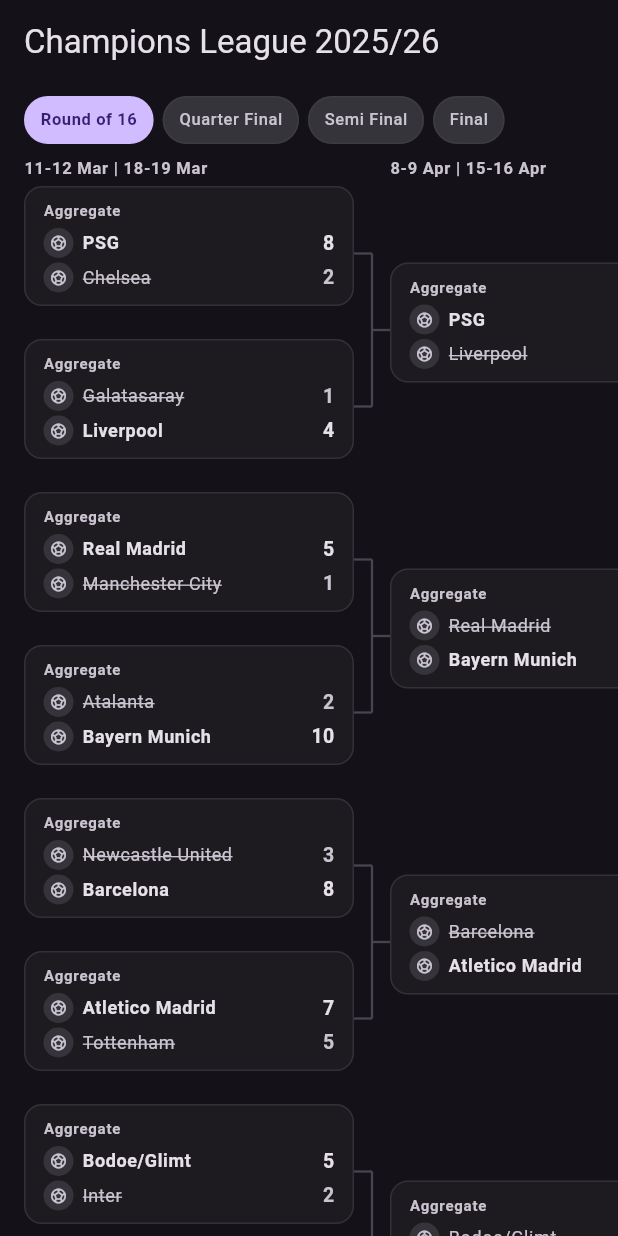
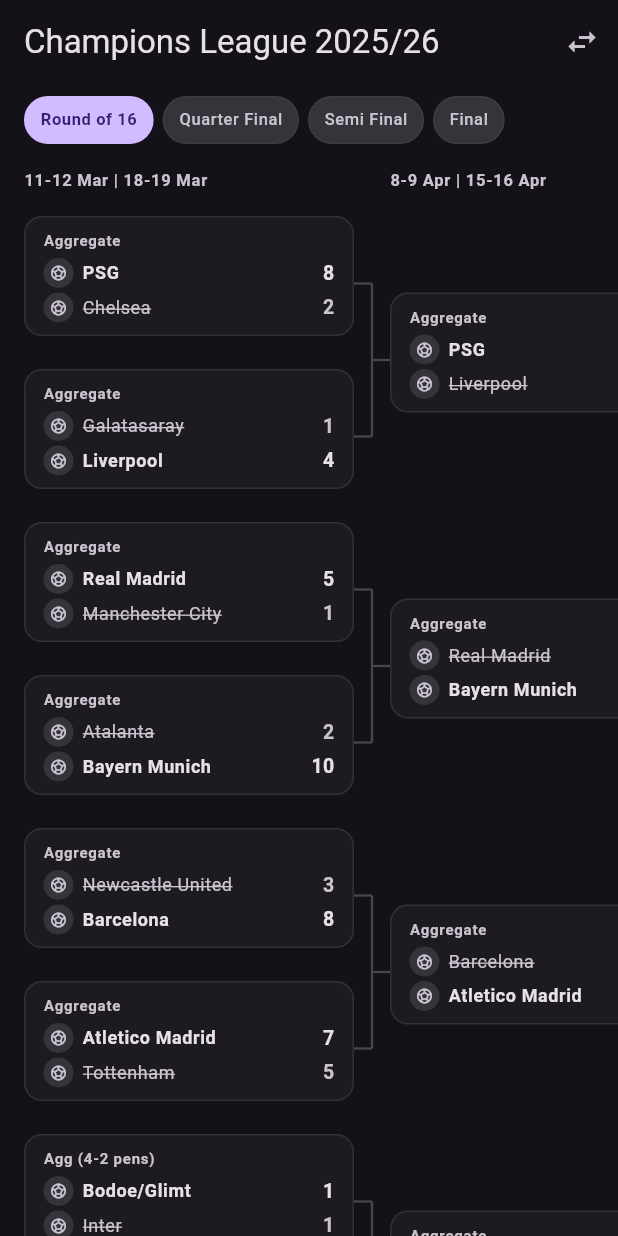
Before and after one commit to oohyugi/bracket-view, a Flutter app: the screen it shows after launch, on a phone screen of 412 x 824 dp. Run offline on Flutter 3.47's test engine with Material 3 defaults, Android fonts, the phone set to English and light mode, and no system bars.

Commit message:
feat(0.4.0): winnerSide as enum, single-leg support, layout polish
BREAKING: BracketMatch.winnerSide is now BracketWinnerSide? (teamA/teamB) instead of String 'A'/'B'.

- Loser strikethrough now works for level scores (e.g. 1-1 with penalties) when winnerSide is set explicitly

- scoreA/scoreB doc-string clarified to cover both single-leg full-time and two-leg aggregate

- Example app: switchable UCL vs World Cup 2022 datasets, including AET + penalty cases

- More breathing room between chip bar, round date label, and the first match card

```diff
--- a/example/lib/main.dart
+++ b/example/lib/main.dart
@@ -19,23 +19,53 @@ class BracketExampleApp extends StatelessWidget {
   }
 }
 
-class BracketExamplePage extends StatelessWidget {
+enum _Dataset { ucl, worldCup }
+
+class BracketExamplePage extends StatefulWidget {
   const BracketExamplePage({super.key});
 
   @override
+  State<BracketExamplePage> createState() => _BracketExamplePageState();
+}
+
+class _BracketExamplePageState extends State<BracketExamplePage> {
+  _Dataset _dataset = _Dataset.ucl;
+
+  @override
   Widget build(BuildContext context) {
+    final isUcl = _dataset == _Dataset.ucl;
     return Scaffold(
       appBar: AppBar(
-        title: const Text('Champions League 2025/26'),
+        title: Text(isUcl ? 'Champions League 2025/26' : 'World Cup 2022'),
         centerTitle: false,
+        actions: [
+          PopupMenuButton<_Dataset>(
+            icon: const Icon(Icons.swap_horiz),
+            tooltip: 'Switch dataset',
+            initialValue: _dataset,
+            onSelected: (v) => setState(() => _dataset = v),
+            itemBuilder:
+                (_) => const [
+                  PopupMenuItem(
+                    value: _Dataset.ucl,
+                    child: Text('UCL (two-leg, aggregate)'),
+                  ),
+                  PopupMenuItem(
+                    value: _Dataset.worldCup,
+                    child: Text('World Cup (single-leg)'),
+                  ),
+                ],
+          ),
+        ],
       ),
       body: BracketView(
-        rounds: _sampleRounds,
+        // ValueKey forces reset of internal scroll/active-round state when
+        // the dataset changes.
+        key: ValueKey(_dataset),
+        rounds: isUcl ? _uclRounds : _worldCupRounds,
         initialRoundIndex: 0,
         theme: const BracketTheme(previousRoundPeek: 12),
-        onRoundChanged: (index) {
-          debugPrint('Round changed: $index');
-        },
+        onRoundChanged: (index) => debugPrint('Round changed: $index'),
         onMatchTap: (match) {
           ScaffoldMessenger.of(context).showSnackBar(
             SnackBar(
@@ -49,9 +79,9 @@ class BracketExamplePage extends StatelessWidget {
   }
 }
 
-// ─── Sample Data (UCL 2025/26 Knockout) ──────────────────────────────────────
+// ─── UCL 2025/26 (two-leg ties, scores are aggregate) ────────────────────────
 
-final _sampleRounds = [
+final _uclRounds = [
   BracketRound(
     id: 'r16',
     name: 'Round of 16',
@@ -63,7 +93,9 @@ final _sampleRounds = [
       _match('Atalanta', 'Bayern Munich', 2, 10, 'B'),
       _match('Newcastle United', 'Barcelona', 3, 8, 'B'),
       _match('Atletico Madrid', 'Tottenham', 7, 5, 'A'),
-      _match('Bodoe/Glimt', 'Inter', 5, 2, 'A'),
+      // Aggregate 1-1, Bodoe/Glimt advance on penalties — Inter still
+      // gets the strikethrough because winnerSide is set explicitly.
+      _match('Bodoe/Glimt', 'Inter', 1, 1, 'A', label: 'Agg (4-2 pens)'),
       _match('Bayer Leverkusen', 'Arsenal', 1, 3, 'B'),
     ],
   ),
@@ -103,6 +135,55 @@ final _sampleRounds = [
   ),
 ];
 
+// ─── World Cup 2022 (single-leg, full-time / AET / penalties) ────────────────
+
+final _worldCupRounds = [
+  BracketRound(
+    id: 'wc_r16',
+    name: 'Round of 16',
+    dateLabel: '3-6 Dec',
+    matches: [
+      _match('Netherlands', 'USA', 3, 1, 'A', label: 'Full Time'),
+      _match('Argentina', 'Australia', 2, 1, 'A', label: 'Full Time'),
+      _match('France', 'Poland', 3, 1, 'A', label: 'Full Time'),
+      _match('England', 'Senegal', 3, 0, 'A', label: 'Full Time'),
+      // Single-leg level after 120', decided on penalties.
+      _match('Japan', 'Croatia', 1, 1, 'B', label: 'AET (1-3 pens)'),
+      _match('Brazil', 'South Korea', 4, 1, 'A', label: 'Full Time'),
+      _match('Morocco', 'Spain', 0, 0, 'A', label: 'AET (3-0 pens)'),
+      _match('Portugal', 'Switzerland', 6, 1, 'A', label: 'Full Time'),
+    ],
+  ),
+  BracketRound(
+    id: 'wc_qf',
+    name: 'Quarter Final',
+    dateLabel: '9-10 Dec',
+    matches: [
+      _match('Croatia', 'Brazil', 1, 1, 'A', label: 'AET (4-2 pens)'),
+      _match('Netherlands', 'Argentina', 2, 2, 'B', label: 'AET (3-4 pens)'),
+      _match('Morocco', 'Portugal', 1, 0, 'A', label: 'Full Time'),
+      _match('England', 'France', 1, 2, 'B', label: 'Full Time'),
+    ],
+  ),
+  BracketRound(
+    id: 'wc_sf',
+    name: 'Semi Final',
+    dateLabel: '13-14 Dec',
+    matches: [
+      _match('Argentina', 'Croatia', 3, 0, 'A', label: 'Full Time'),
+      _match('France', 'Morocco', 2, 0, 'A', label: 'Full Time'),
+    ],
+  ),
+  BracketRound(
+    id: 'wc_final',
+    name: 'Final',
+    dateLabel: '18 Dec',
+    matches: [
+      _match('Argentina', 'France', 3, 3, 'A', label: 'AET (4-2 pens)'),
+    ],
+  ),
+];
+
 int _matchId = 0;
 
 BracketMatch _match(
@@ -110,8 +191,9 @@ BracketMatch _match(
   String teamB,
   int scoreA,
   int scoreB,
-  String winner,
-) {
+  String winner, {
+  String label = 'Aggregate',
+}) {
   _matchId++;
   return BracketMatch(
     id: 'match_$_matchId',
@@ -120,7 +202,8 @@ BracketMatch _match(
     scoreA: scoreA,
     scoreB: scoreB,
     status: BracketMatchStatus.finished,
-    winnerSide: winner,
-    label: 'Aggregate',
+    winnerSide:
+        winner == 'A' ? BracketWinnerSide.teamA : BracketWinnerSide.teamB,
+    label: label,
   );
 }
--- a/lib/src/bracket_widget.dart
+++ b/lib/src/bracket_widget.dart
@@ -222,7 +222,7 @@ class _BracketViewState extends State<BracketView> {
                 onSelected: _selectRound,
                 theme: widget.theme,
               ),
-              const SizedBox(height: 8),
+              const SizedBox(height: 12),
             ],
             Expanded(
               child:
@@ -703,13 +703,13 @@ class _BracketBody extends StatelessWidget {
     final round = rounds[roundIdx];
     final matches = round.matches;
     final widgets = <Widget>[];
-    const headerOffset = 20.0;
+    const headerOffset = 36.0;
 
     // Date label
     if (round.dateLabel != null && round.dateLabel!.isNotEmpty) {
       widgets.add(
         Positioned(
-          top: 0,
+          top: 4,
           left: 0,
           right: 0,
           child: Text(
--- a/lib/src/models/bracket_match.dart
+++ b/lib/src/models/bracket_match.dart
@@ -3,9 +3,16 @@ import 'package:bracket_view/src/models/bracket_team.dart';
 /// Status of a bracket match.
 enum BracketMatchStatus { upcoming, live, finished }
 
+/// Which side of a [BracketMatch] won the tie.
+enum BracketWinnerSide { teamA, teamB }
+
 /// Represents a single match/tie in the bracket.
 ///
-/// For two-leg ties, scores should be the aggregate.
+/// [scoreA]/[scoreB] hold the final score used to display the result —
+/// the full-time (or extra-time) score for a single-leg knockout, or the
+/// aggregate for a two-leg tie. When the score is level and the tie is
+/// decided on penalties or away goals, set [winnerSide] explicitly so the
+/// loser is still struck through.
 class BracketMatch {
   const BracketMatch({
     required this.id,
@@ -27,17 +34,21 @@ class BracketMatch {
   /// Second team (away in first leg).
   final BracketTeam teamB;
 
-  /// Score for team A (aggregate for two-leg ties).
+  /// Final score for team A (full-time score, or aggregate for two-leg ties).
   final int? scoreA;
 
-  /// Score for team B (aggregate for two-leg ties).
+  /// Final score for team B (full-time score, or aggregate for two-leg ties).
   final int? scoreB;
 
   /// Current status of the match.
   final BracketMatchStatus status;
 
-  /// Winner side: 'A', 'B', or null (not determined / tie).
-  final String? winnerSide;
+  /// Winning side of the tie, or null if not determined / drawn.
+  ///
+  /// Set this explicitly to mark the loser with a strikethrough — useful when
+  /// the aggregate is level and the tie is decided on penalties or away
+  /// goals, where score comparison alone can't determine the winner.
+  final BracketWinnerSide? winnerSide;
 
   /// Optional label shown above the match card (e.g. "Aggregate", "Match").
   final String? label;
@@ -49,8 +60,8 @@ class BracketMatch {
   bool get isLive => status == BracketMatchStatus.live;
 
   /// Whether team A won the match.
-  bool get teamAWon => winnerSide == 'A';
+  bool get teamAWon => winnerSide == BracketWinnerSide.teamA;
 
   /// Whether team B won the match.
-  bool get teamBWon => winnerSide == 'B';
+  bool get teamBWon => winnerSide == BracketWinnerSide.teamB;
 }
--- a/pubspec.yaml
+++ b/pubspec.yaml
@@ -1,6 +1,6 @@
 name: bracket_view
 description: A reusable tournament bracket widget with scroll-driven animations and responsive layout.
-version: 0.3.1
+version: 0.4.0
 repository: https://github.com/oohyugi/bracket-view
 
 environment:
```
Also changed, not shown: 2 other files.
